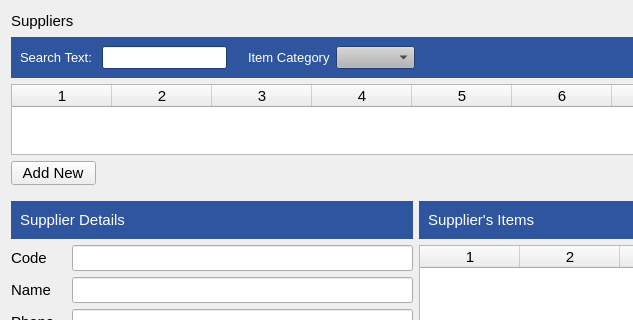
Before: the Qt Designer form estorecpp/managesupplierswidget.ui in Watti/estorecpp, drawn with Qt 5; both pictures show x 0 to 633 and y 0 to 320 of the 835 by 550 pixel window.
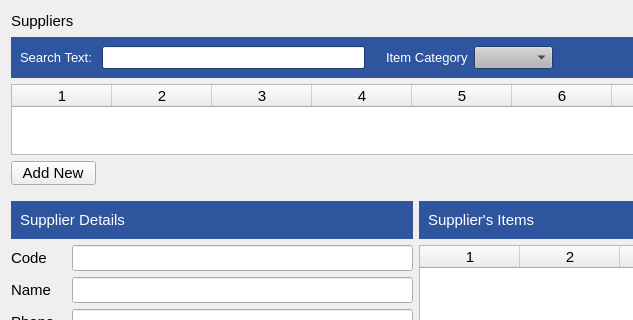
After: the same form once the commit is applied.

Diff of the .ui file:
```diff
--- a/estorecpp/managesupplierswidget.ui
+++ b/estorecpp/managesupplierswidget.ui
@@ -531,7 +531,7 @@
          <item>
           <widget class="QLineEdit" name="searchTextBox">
            <property name="sizePolicy">
-            <sizepolicy hsizetype="Minimum" vsizetype="Fixed">
+            <sizepolicy hsizetype="MinimumExpanding" vsizetype="Fixed">
              <horstretch>0</horstretch>
              <verstretch>0</verstretch>
             </sizepolicy>
```
